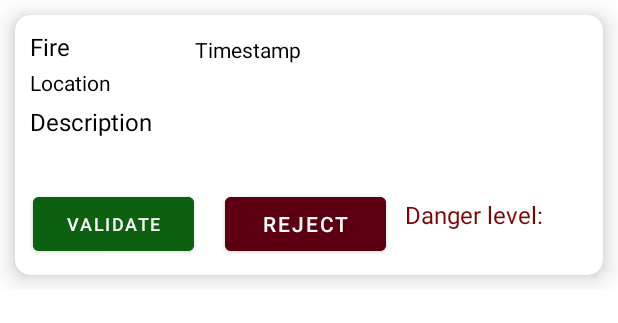
After one commit to PatroklosGeorgiadis/SmartAlert, an Android app: the layout report_layout.xml on its own in the app's theme, with its tools: preview values and no code run, on a phone screen of 412 x 824 dp. The commit adds this screen. Shown: the top 323 px of the screen. Run offline under Robolectric (Android 15) with nearby library versions, the phone set to English and light mode, and no system bars.

Commit message:
checking danger level, viewing reports and deleting from db completed

```diff
--- /dev/null
+++ b/app/src/main/res/layout/report_layout.xml
@@ -0,0 +1,112 @@
+<?xml version="1.0" encoding="utf-8"?>
+<RelativeLayout xmlns:android="http://schemas.android.com/apk/res/android"
+    android:layout_width="match_parent"
+    android:layout_height="match_parent"
+    xmlns:app="http://schemas.android.com/apk/res-auto">
+
+    <RelativeLayout
+        android:layout_width="match_parent"
+        android:layout_height="wrap_content"
+        >
+
+        <androidx.cardview.widget.CardView
+            android:layout_width="match_parent"
+            android:layout_height="wrap_content"
+            android:layout_margin="10dp"
+            app:cardCornerRadius="10dp"
+            app:cardElevation="10dp">
+
+            <RelativeLayout
+                android:layout_width="match_parent"
+                android:layout_height="match_parent"
+                android:padding="10dp">
+
+                <TextView
+                    android:id="@+id/name"
+                    android:layout_width="wrap_content"
+                    android:layout_height="wrap_content"
+                    android:layout_alignParentStart="true"
+                    android:layout_alignParentTop="true"
+                    android:layout_marginStart="0dp"
+                    android:layout_marginTop="0dp"
+                    android:text="@string/fire"
+                    android:textColor="#000000"
+                    android:textSize="16sp" />
+
+                <TextView
+                    android:id="@+id/name2"
+                    android:layout_width="wrap_content"
+                    android:layout_height="wrap_content"
+                    android:layout_alignParentStart="true"
+                    android:layout_alignParentTop="true"
+                    android:layout_marginStart="110dp"
+                    android:layout_marginTop="3dp"
+                    android:text="Timestamp"
+                    android:textColor="#000000"
+                    android:textSize="14sp" />
+
+                <TextView
+                    android:id="@+id/name4"
+                    android:layout_width="wrap_content"
+                    android:layout_height="wrap_content"
+                    android:layout_alignParentStart="true"
+                    android:layout_alignParentTop="true"
+                    android:layout_marginStart="0dp"
+                    android:layout_marginTop="25dp"
+                    android:text="Location"
+                    android:textColor="#000000"
+                    android:textSize="14sp" />
+
+                <TextView
+                    android:id="@+id/description"
+                    android:layout_width="wrap_content"
+                    android:layout_height="wrap_content"
+                    android:layout_alignParentStart="true"
+                    android:layout_alignParentTop="true"
+                    android:layout_marginStart="0dp"
+                    android:layout_marginTop="50dp"
+                    android:text="Description"
+                    android:textColor="#000000"
+                    android:textSize="16sp" />
+
+                <TextView
+                    android:id="@+id/description2"
+                    android:layout_width="wrap_content"
+                    android:layout_height="wrap_content"
+                    android:layout_alignParentStart="true"
+                    android:layout_alignParentTop="true"
+                    android:layout_marginStart="250dp"
+                    android:layout_marginTop="112dp"
+                    android:text="Danger level:"
+                    android:textColor="#7C0404"
+                    android:textSize="16sp" />
+
+                <Button
+                    android:id="@+id/validate"
+                    android:layout_width="107dp"
+                    android:layout_height="wrap_content"
+                    android:layout_alignParentStart="true"
+                    android:layout_alignParentTop="true"
+                    android:layout_marginStart="2dp"
+                    android:layout_marginTop="105dp"
+                    android:backgroundTint="#0C600F"
+                    android:text="Validate"
+                    android:textSize="12sp" />
+
+                <Button
+                    android:id="@+id/reject"
+                    android:layout_width="107dp"
+                    android:layout_height="wrap_content"
+                    android:layout_alignParentStart="true"
+                    android:layout_alignParentTop="true"
+                    android:layout_marginStart="130dp"
+                    android:layout_marginTop="105dp"
+                    android:backgroundTint="#5C0011"
+                    android:text="Reject" />
+            </RelativeLayout>
+
+        </androidx.cardview.widget.CardView>
+
+    </RelativeLayout>
+
+</RelativeLayout>
--- a/app/src/main/res/values/strings.xml
+++ b/app/src/main/res/values/strings.xml
@@ -18,4 +18,5 @@
         <item>User</item>
         <item>Employee</item>
     </string-array>
+    <string name="danger_level_prompt">Danger level: </string>
 </resources>
```
Also changed, not shown: app/src/main/java/com/example/smartalert/EmployeeActivity.java (+63 -23 lines), app/src/main/res/layout/activity_employee.xml (+10 -9 lines), 1 other file.
